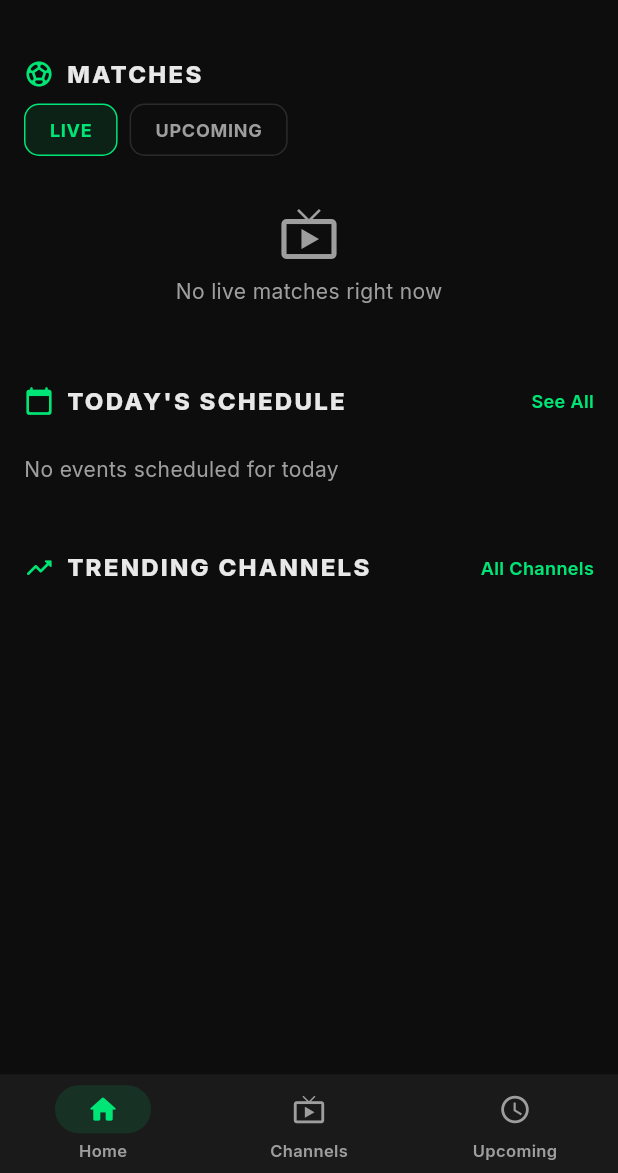
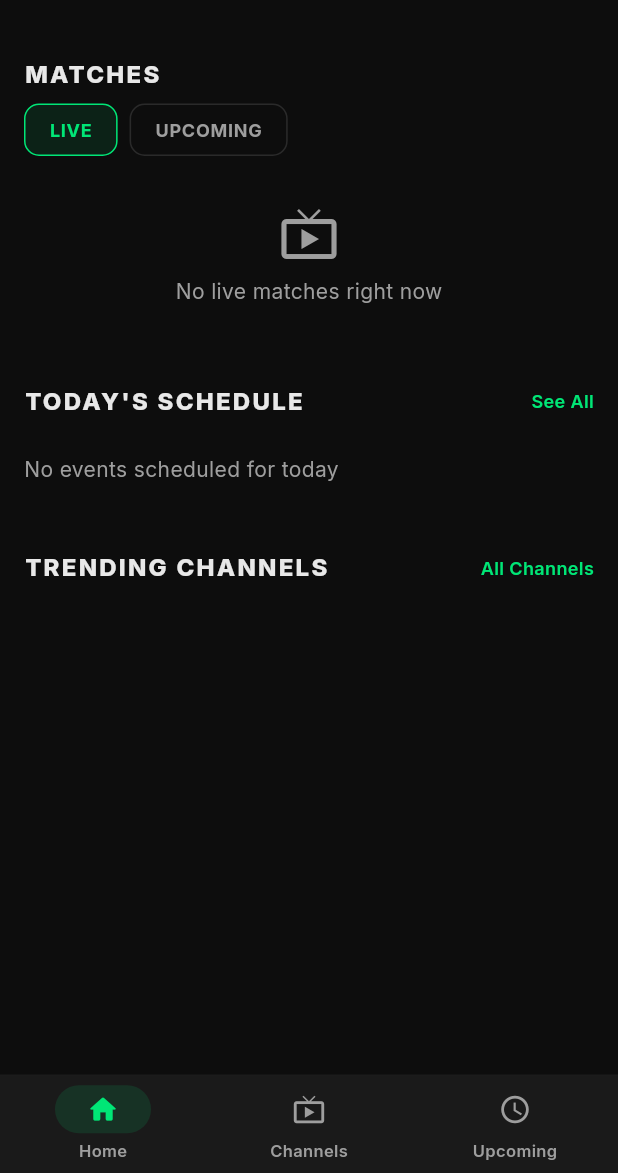
Before and after one commit to sheikhshariarnehal/Live-Tv-Chanel, a Flutter app: the screen it shows after launch, on a phone screen of 412 x 824 dp, the part 63-1236 px from its top. Run offline on Flutter 3.47's test engine with Material 3 defaults, Android fonts, the phone set to English and light mode, and no system bars; our stand-ins replace flutter_riverpod, flutter_svg, go_router, google_fonts, hive_flutter, supabase_flutter; missing offline and left inert: dart:html, dart:js_interop, media_kit, media_kit_video; accounts and stored records are empty.

Commit message:
remove icon from title of section

```diff
--- a/lib/screens/home/home_screen.dart
+++ b/lib/screens/home/home_screen.dart
@@ -55,7 +55,6 @@ class HomeScreen extends ConsumerWidget {
           SliverToBoxAdapter(
             child: SectionHeader(
               title: 'Matches',
-              icon: Icons.sports_soccer_rounded,
             ),
           ),
           SliverToBoxAdapter(child: _MatchTabs()),
@@ -67,7 +66,6 @@ class HomeScreen extends ConsumerWidget {
           SliverToBoxAdapter(
             child: SectionHeader(
               title: "Today's Schedule",
-              icon: Icons.calendar_today_rounded,
               actionLabel: 'See All',
               onAction: () => context.go('/upcoming'),
             ),
@@ -79,7 +77,6 @@ class HomeScreen extends ConsumerWidget {
           SliverToBoxAdapter(
             child: SectionHeader(
               title: 'Trending Channels',
-              icon: Icons.trending_up_rounded,
               actionLabel: 'All Channels',
               onAction: () => context.go('/channels'),
             ),
@@ -675,7 +672,6 @@ class _RecentlyWatched extends ConsumerWidget {
       children: [
         const SectionHeader(
           title: 'Recently Watched',
-          icon: Icons.history_rounded,
         ),
         SizedBox(
           height: 90,
@@ -747,7 +743,6 @@ class _AnnouncementsSection extends ConsumerWidget {
           children: [
             const SectionHeader(
               title: 'Announcements',
-              icon: Icons.campaign_rounded,
             ),
             ...announcements.map((a) => Container(
                   margin: const EdgeInsets.symmetric(horizontal: 16, vertical: 4),
```
